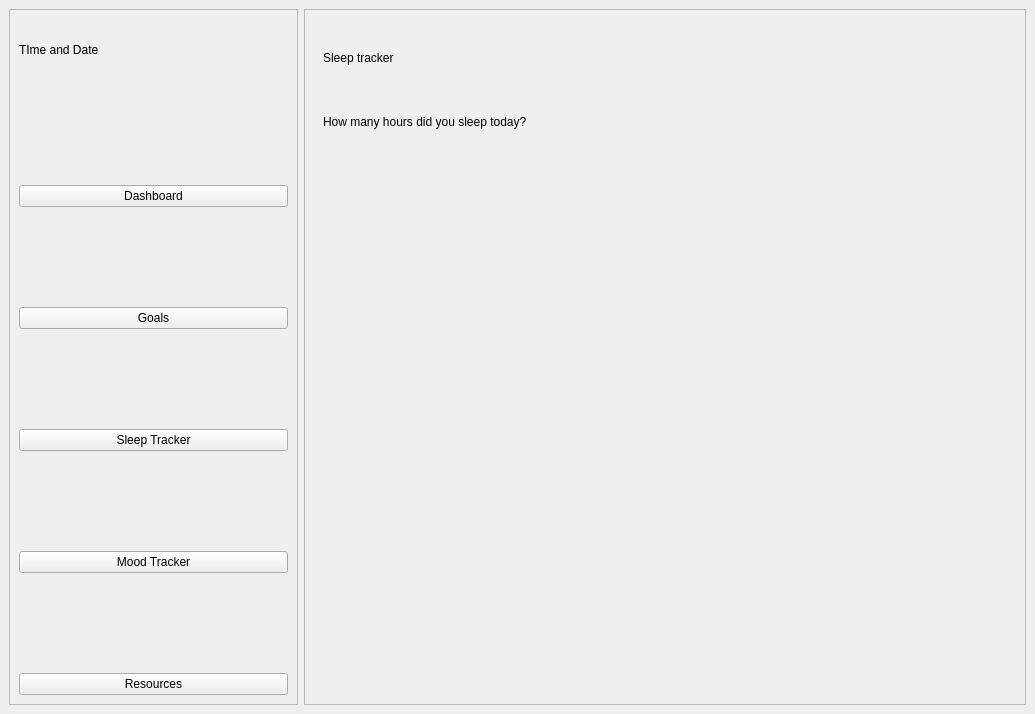
suwubham/sirani, file source_code/homescreen.ui: the form before one commit.
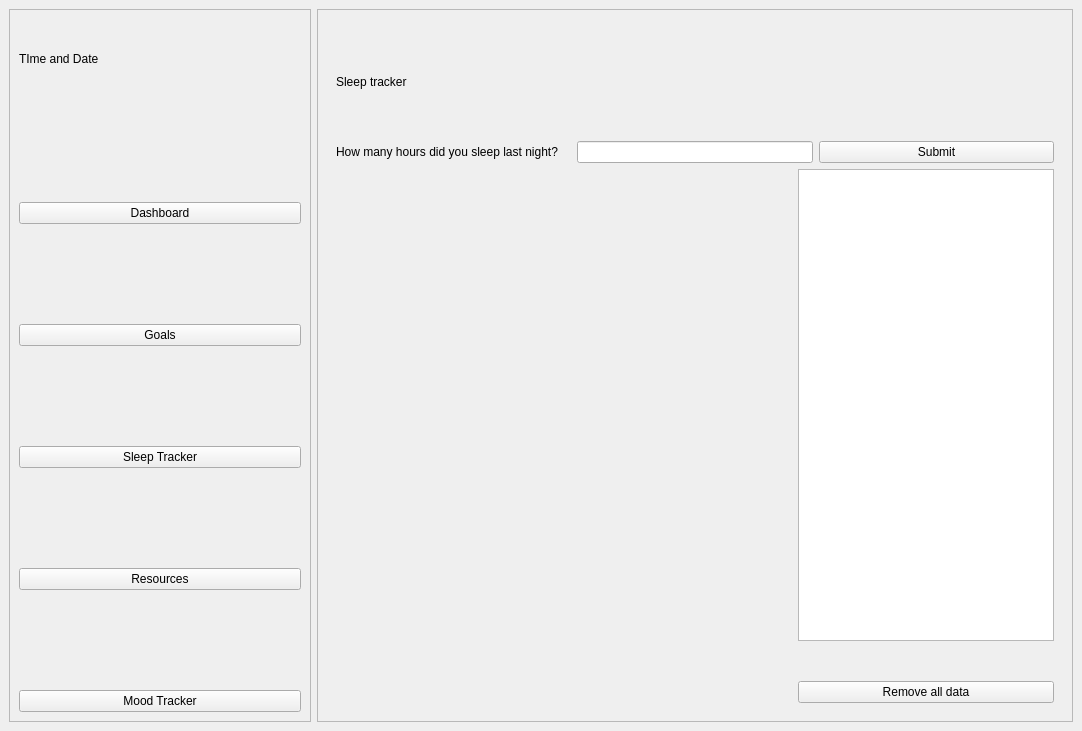
The form after the commit.

```diff
--- a/source_code/homescreen.ui
+++ b/source_code/homescreen.ui
@@ -6,8 +6,8 @@
    <rect>
     <x>0</x>
     <y>0</y>
-    <width>1035</width>
-    <height>714</height>
+    <width>1082</width>
+    <height>731</height>
    </rect>
   </property>
   <property name="windowTitle">
@@ -61,13 +61,6 @@
          </property>
         </widget>
        </item>
-       <item>
-        <widget class="QPushButton" name="pushButton">
-         <property name="text">
-          <string>Mood Tracker</string>
-         </property>
-        </widget>
-       </item>
        <item>
         <widget class="QPushButton" name="pushButton_3">
          <property name="text">
@@ -75,6 +68,13 @@
          </property>
         </widget>
        </item>
+       <item>
+        <widget class="QPushButton" name="pushButton">
+         <property name="text">
+          <string>Mood Tracker</string>
+         </property>
+        </widget>
+       </item>
       </layout>
      </widget>
     </item>
@@ -146,7 +146,7 @@
           </widget>
          </widget>
          <widget class="QWidget" name="Sleeptracker">
-          <layout class="QVBoxLayout" name="verticalLayout_3" stretch="1,1,9">
+          <layout class="QVBoxLayout" name="verticalLayout_3" stretch="1,1,5">
            <item>
             <widget class="QLabel" name="label_4">
              <property name="text">
@@ -155,16 +155,58 @@
             </widget>
            </item>
            <item>
-            <widget class="QLabel" name="label_7">
-             <property name="text">
-              <string>How many hours did you sleep today?</string>
-             </property>
-            </widget>
+            <layout class="QHBoxLayout" name="horizontalLayout_8" stretch="1,1,1">
+             <item>
+              <widget class="QLabel" name="label_7">
+               <property name="text">
+                <string>How many hours did you sleep last night?</string>
+               </property>
+              </widget>
+             </item>
+             <item>
+              <widget class="QLineEdit" name="lineEdit"/>
+             </item>
+             <item>
+              <widget class="QPushButton" name="pushButton_6">
+               <property name="text">
+                <string>Submit</string>
+               </property>
+              </widget>
+             </item>
+            </layout>
            </item>
            <item>
-            <widget class="QFrame" name="horizontalFrame_1">
-             <layout class="QHBoxLayout" name="horizontalLayout_4"/>
-            </widget>
+            <layout class="QHBoxLayout" name="horizontalLayout_4" stretch="5,0">
+             <property name="spacing">
+              <number>40</number>
+             </property>
+             <item>
+              <widget class="QFrame" name="horizontalFrame_1">
+               <layout class="QHBoxLayout" name="horizontalLayout_6">
+                <property name="leftMargin">
+                 <number>0</number>
+                </property>
+                <property name="rightMargin">
+                 <number>0</number>
+                </property>
+               </layout>
+              </widget>
+             </item>
+             <item>
+              <layout class="QVBoxLayout" name="verticalLayout_4">
+               <item>
+                <widget class="QTableView" name="tableView"/>
+               </item>
+               <item>
+                <widget class="QPushButton" name="pushButton_7">
+                 <property name="text">
+                  <string>Remove all data</string>
+                 </property>
+                </widget>
+               </item>
+              </layout>
+             </item>
+            </layout>
            </item>
           </layout>
          </widget>
```
